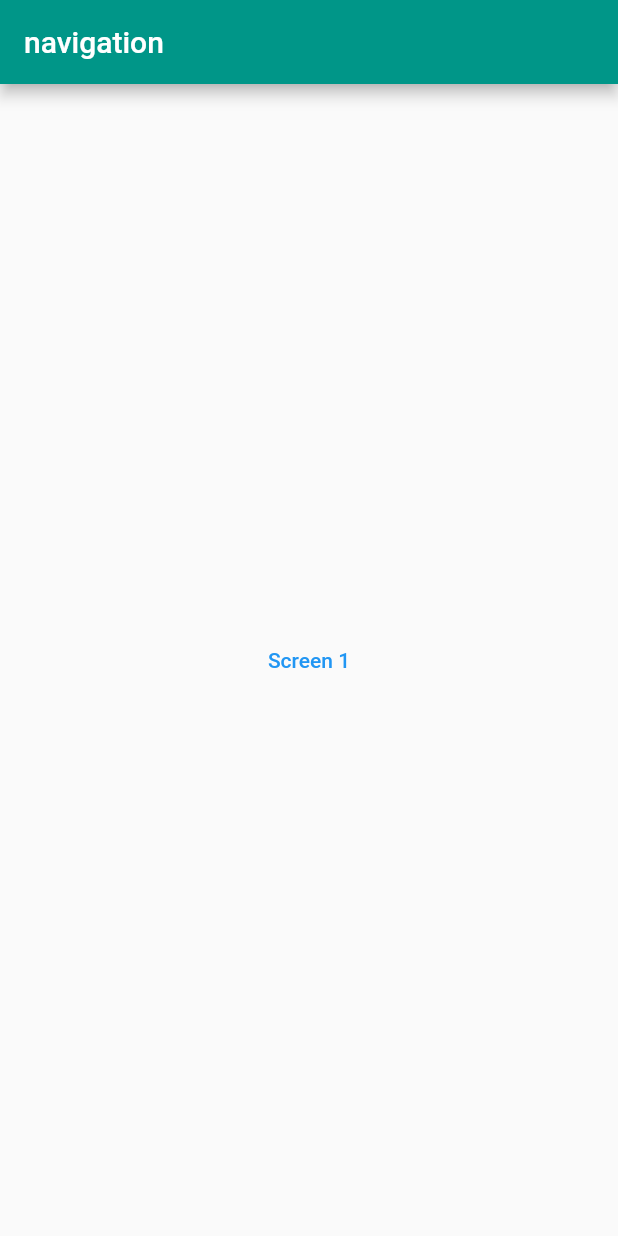
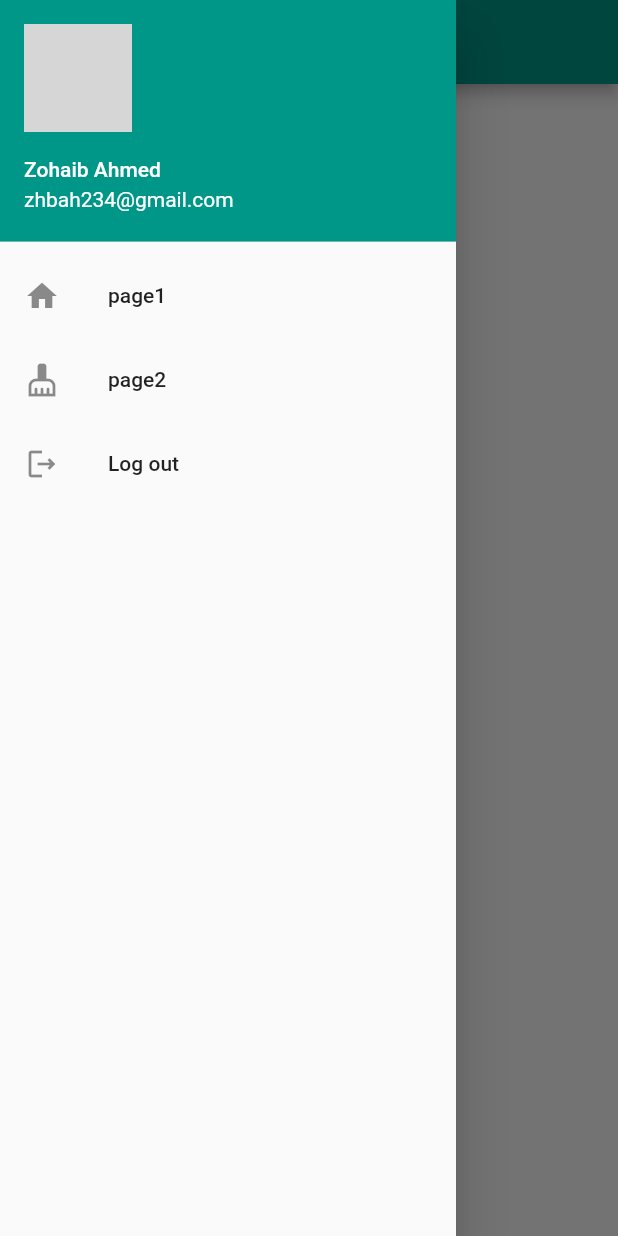
Before and after one commit to Zohaib234/c5_navigation_and_routing, a Flutter app: the screen it shows after launch, with the side drawer open (before the commit the screen has no drawer), on a phone screen of 412 x 824 dp. Run offline on Flutter 3.47's test engine with Material 2 defaults, Android fonts, the phone set to English and light mode, and no system bars; network calls fail; grey boxes are pictures that could not be loaded.

Commit message:
Drawer is added

```diff
--- a/lib/home_screen.dart
+++ b/lib/home_screen.dart
@@ -16,6 +16,46 @@ class _HomeScreenState extends State<HomeScreen> {
         title: const Text("navigation "),
         backgroundColor: Colors.teal,
       ),
+      drawer: Drawer(
+        child:  ListView(
+          padding: EdgeInsets.zero,
+          children:   [
+           const  UserAccountsDrawerHeader(accountName: Text("Zohaib Ahmed"), accountEmail: Text("zhbah234@gmail.com"),
+              currentAccountPicture: CircleAvatar(
+                backgroundImage: NetworkImage("https://images.unsplash.com/photo-1594751543129-6701ad444259?ixlib=rb-4.0.3&ixid=MnwxMjA3fDB8MHxzZWFyY2h8M3x8ZGFyayUyMHByb2ZpbGV8ZW58MHx8MHx8&w=1000&q=80"),
+              ),
+             decoration: BoxDecoration(
+               color: Colors.teal
+             ),
+            ),
+           ListTile(
+             leading:  const Icon(Icons.home),
+             title:  const Text("page1"),
+             onTap: (){
+               Navigator.push(context , MaterialPageRoute(builder: (context)=>ScreenTwo()));
+               },
+
+           ),
+            ListTile(
+              leading:  const Icon(Icons.cleaning_services),
+              title:  const Text("page2"),
+              onTap: (){
+
+              },
+
+            ),
+            ListTile(
+              leading:  const Icon(Icons.logout_outlined),
+              title:  const Text("Log out"),
+              onTap: (){
+
+              },
+
+            ),
+
+          ],
+        ),
+      ),
       body: Column(
         mainAxisAlignment: MainAxisAlignment.center,
         crossAxisAlignment: CrossAxisAlignment.center,
```
